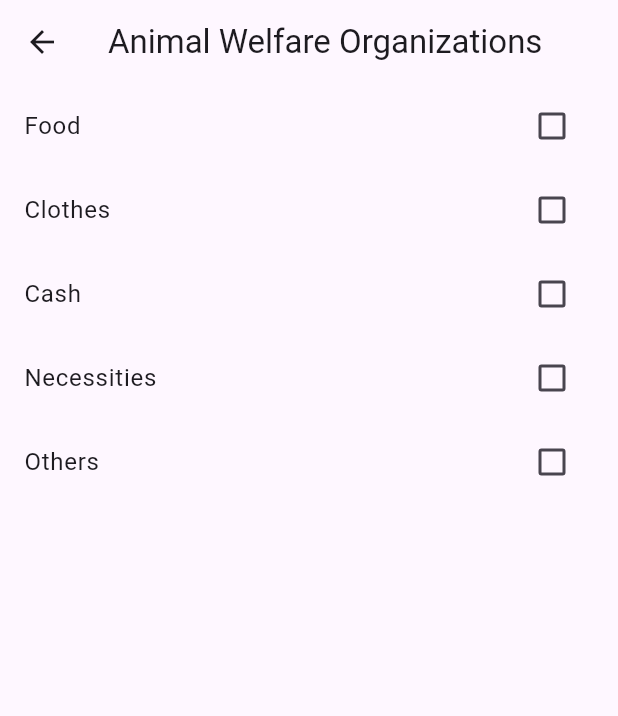
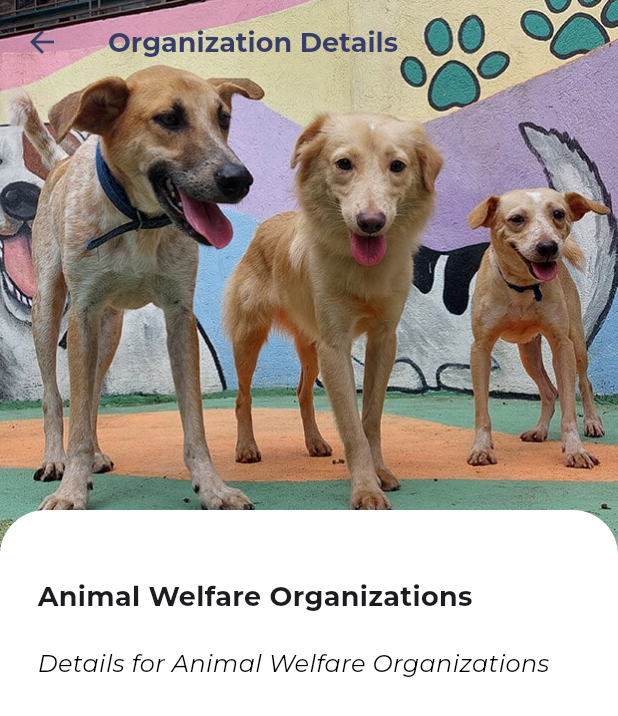
Before and after one commit to lmtelesforo/CMSC23-Group1-Final_Project, a Flutter app: the screen it shows after launch, after a tap on "Animal Welfare Organizations", on a phone screen of 412 x 824 dp. Shown: the top 716 px of the screen. Run offline on Flutter 3.47's test engine with Material 3 defaults, Android fonts, the phone set to English and light mode, and no system bars; project files that could hold a hidden picture were left out.

Commit message:
Added organization details as introduction

```diff
--- a/cmsc23_project/lib/donation_page/donor_homepage.dart
+++ b/cmsc23_project/lib/donation_page/donor_homepage.dart
@@ -1,8 +1,8 @@
 import 'package:cmsc23_project/donation_page/favorite_page.dart';
+import 'package:cmsc23_project/donation_page/org_details_page.dart';
 import 'package:flutter/material.dart';
 import 'package:provider/provider.dart';
 import '../provider/donation_provider.dart';
-import 'donor_page.dart';
 
 class DonorHomepage extends StatefulWidget {
   @override
@@ -233,10 +233,15 @@ class _DonorHomepageState extends State<DonorHomepage> {
                           GestureDetector(
                             onTap: () {
                               context.read<DonationProvider>().setOrganization(org);
+                              Map<String, List<String>> organizationDetails = context.read<DonationProvider>().organizationDetails;
+                              String details = organizationDetails[org]?.join('\n') ?? '';
+                              Map<String, String> detailsMap = {'Details': details};
                               Navigator.push(
                                 context,
                                 MaterialPageRoute(
-                                  builder: (context) => DonorPage(organization: org),
+                                  builder: (context) => OrgDetailsPage(
+                                    organization: org,
+                                    organizationDetails: detailsMap,),
                                 ),
                               );
                             },
@@ -297,7 +302,6 @@ class _DonorHomepageState extends State<DonorHomepage> {
                                   right: 5,
                                   child: GestureDetector(
                                     onTap: () {
-                                      // Toggle favorite status using provider
                                       Provider.of<DonationProvider>(context, listen: false).toggleFavorite(org);
                                     },
                                     child: Container(
--- a/cmsc23_project/lib/donation_page/donor_page.dart
+++ b/cmsc23_project/lib/donation_page/donor_page.dart
@@ -1,4 +1,3 @@
-// donor_page.dart
 import 'package:flutter/material.dart';
 import 'package:provider/provider.dart';
 import '../provider/donation_provider.dart';
--- /dev/null
+++ b/cmsc23_project/lib/donation_page/org_details_page.dart
@@ -0,0 +1,86 @@
+import 'package:flutter/material.dart';
+
+class OrgDetailsPage extends StatelessWidget {
+  final String organization;
+  final Map<String, String> organizationDetails; // New field for organization details
+
+  OrgDetailsPage({required this.organization, required this.organizationDetails});
+
+  @override
+  Widget build(BuildContext context) {
+    String allDetails = organizationDetails.values.join('\n');
+
+    return Scaffold(
+      appBar: AppBar(
+        backgroundColor: Colors.transparent,
+        elevation: 0,  // Removes the shadow
+        title: Text(
+          'Organization Details',
+          style: TextStyle(
+            color: const Color.fromRGBO(55, 61, 102, 1),  // Ensure the title is visible
+            fontFamily: 'Montserrat',
+            fontSize: 18,
+            fontWeight: FontWeight.bold,
+          ),
+        ),
+        iconTheme: IconThemeData(color: const Color.fromRGBO(55, 61, 102, 1)),  // Ensure back button is visible
+      ),
+      extendBodyBehindAppBar: true,  // Extends the body behind the AppBar
+      body: Stack(
+        children: [
+          Column(
+            children: [
+              Image.asset(
+                'images/$organization.jpg',
+                fit: BoxFit.cover,
+                width: double.infinity,
+                height: 380,  // Increased height to occupy more space
+              ),
+              SizedBox(height: 80),  // Adjusted for spacing of the container
+            ],
+          ),
+          Positioned(
+            top: 340,  // Adjust the value to control overlap
+            left: 0,
+            right: 0,
+            child: Container(
+              decoration: BoxDecoration(
+                color: Colors.white,
+                borderRadius: BorderRadius.only(
+                  topLeft: Radius.circular(30),
+                  topRight: Radius.circular(30),
+                ),
+              ),
+              child: Padding(
+                padding: const EdgeInsets.all(25.0),
+                child: Column(
+                  crossAxisAlignment: CrossAxisAlignment.start,
+                  children: [
+                    SizedBox(height: 20),
+                    Text(
+                      organization,
+                      style: TextStyle(
+                        fontFamily: "Montserrat",
+                        fontSize: 18,
+                        fontWeight: FontWeight.bold,
+                      ),
+                    ),
+                    SizedBox(height: 20),
+                    Text(
+                      allDetails,
+                      style: TextStyle(
+                        fontSize: 16,
+                        color: Colors.black,
+                        fontFamily: "Montserrat",
+                      ),
+                    ),
+                  ],
+                ),
+              ),
+            ),
+          ),
+        ],
+      ),
+    );
+  }
+}
--- a/cmsc23_project/lib/provider/donation_provider.dart
+++ b/cmsc23_project/lib/provider/donation_provider.dart
@@ -20,12 +20,30 @@ class DonationProvider with ChangeNotifier {
   // New map to track favorite organizations
   Map<String, bool> _favoriteOrganizations = {};
 
+  // New map to store organization details
+  final Map<String, List<String>> _organizationDetails = {
+    "Animal Welfare Organizations": ["Details for Animal Welfare Organizations"],
+    "Charitable Organizations": ["Details for Charitable Organizations"],
+    "Disaster Relief Organizations": ["Details for Disaster Relief Organizations"],
+    "Education Foundations": ["Details for Education Foundations"],
+    "Environmental Organizations": ["Details for Environmental Organizations"],
+    "Health Organization": ["Details for Health Organization"],
+    "Human Rights Groups": ["Details for Human Rights Groups"],
+    "Religious Organizations": ["Details for Religious Organizations"],
+    "Research Institutions": ["Details for Research Institutions"],
+    "Social Justice and Advocacy Groups": ["Details for Social Justice and Advocacy Groups"],
+  };
+
   List<DonationItem> get donationItems => _donationItems;
   String get selectedOrganization => _selectedOrganization;
 
   // Getter for favorite organizations
   Map<String, bool> get favoriteOrganizations => _favoriteOrganizations;
 
+  // Getter for organization details
+  Map<String, List<String>> get organizationDetails => _organizationDetails;
+
+  // Convert the organization details into a list
   final Map<String, List<String>> organizationDonations = {
     "Animal Welfare Organizations": ["Food", "Clothes", "Cash", "Necessities", "Others"],
     "Charitable Organizations": ["Food", "Clothes", "Cash", "Necessities", "Others"],
@@ -54,6 +72,10 @@ class DonationProvider with ChangeNotifier {
     return organizationDonations[organization]!
         .map((itemName) => DonationItem(itemName: itemName, isChecked: false))
         .toList();
+  }
+
+  List<String> _getOrganizationDetails(String organization) {
+    return organizationDetails[organization] ?? [];
   }
 
   // Method to toggle favorite status of an organization
```
